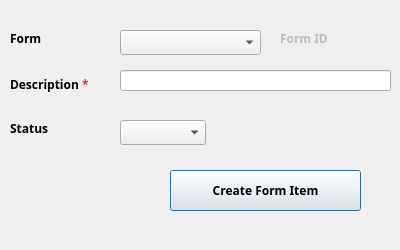
Above: presentation/authorization_ui/createFormItem.ui from shymaa123456/HyperPOS2020 before the change. Below: the same form after it.
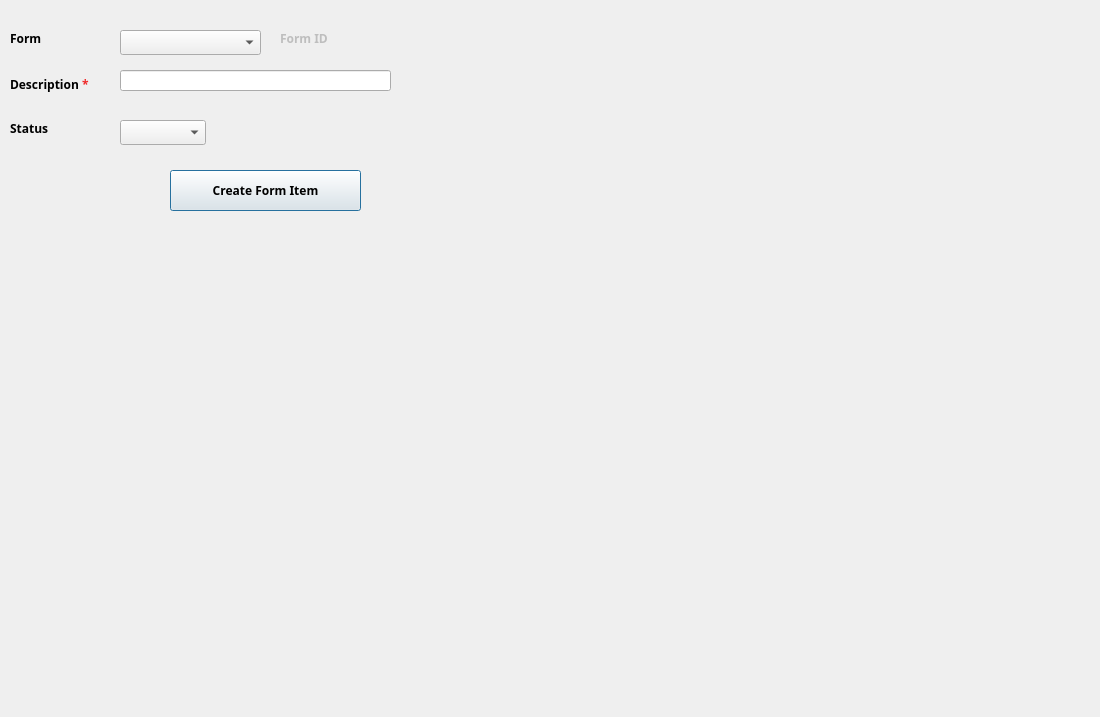
That is the form after the change.

```diff
--- a/presentation/authorization_ui/createFormItem.ui
+++ b/presentation/authorization_ui/createFormItem.ui
@@ -6,20 +6,20 @@
    <rect>
     <x>0</x>
     <y>0</y>
-    <width>400</width>
-    <height>250</height>
+    <width>1100</width>
+    <height>717</height>
    </rect>
   </property>
   <property name="minimumSize">
    <size>
-    <width>400</width>
-    <height>250</height>
+    <width>1100</width>
+    <height>717</height>
    </size>
   </property>
   <property name="maximumSize">
    <size>
-    <width>400</width>
-    <height>250</height>
+    <width>1100</width>
+    <height>717</height>
    </size>
   </property>
   <property name="windowTitle">
```
